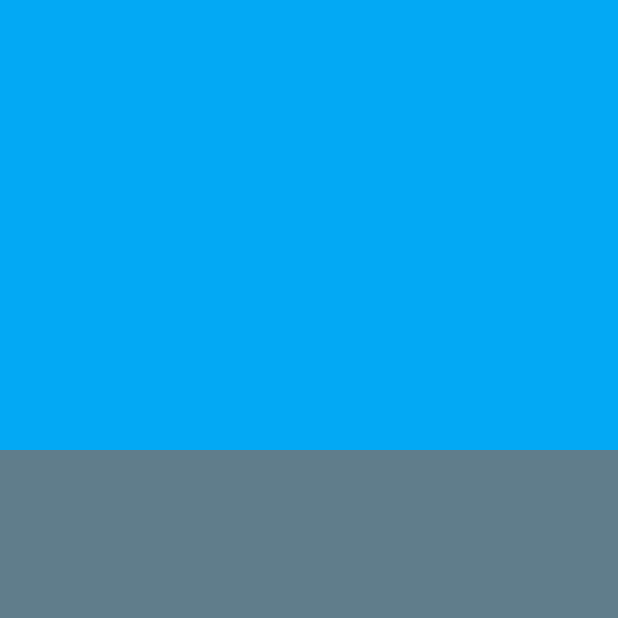
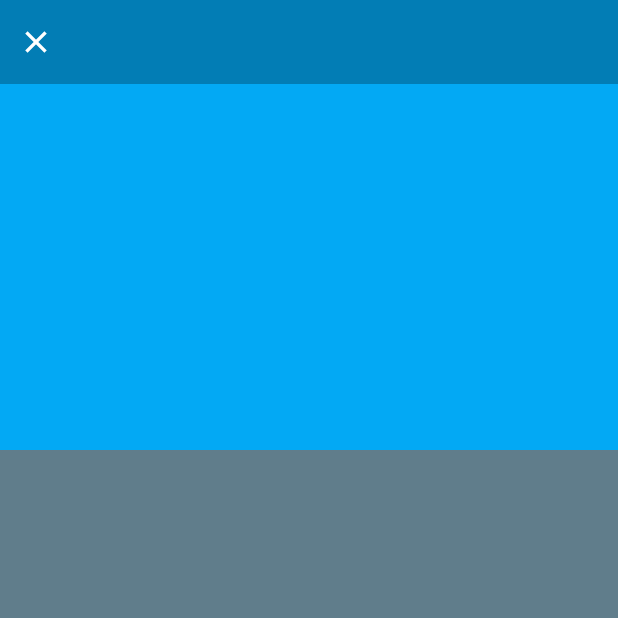
Before and after one commit to Western-parotia/FlutterLadder, a Flutter app: the LoginPage screen opened directly, on a phone screen of 412 x 824 dp, the top half of it. Run offline on Flutter 3.47's test engine with Material 2 defaults, Android fonts, the phone set to English and light mode, and no system bars; our stand-ins replace dio, logger.

```diff
--- a/lib/modules/login/login_page.dart
+++ b/lib/modules/login/login_page.dart
@@ -1,4 +1,5 @@
 import 'package:flutter/material.dart';
+import 'package:flutter/widgets.dart';
 
 class LoginPage extends StatefulWidget {
   const LoginPage({Key? key}) : super(key: key);
@@ -10,16 +11,19 @@ class LoginPage extends StatefulWidget {
 class _LoginPageState extends State<LoginPage> {
   @override
   Widget build(BuildContext context) {
-    return Stack(
+    return Hero(
+      tag: "_logo",
+      child:Scaffold(
+      body: Stack(
       children: <Widget>[
-        Flex(direction: Axis.vertical,
-          children:  <Widget>[
+        Flex(
+          direction: Axis.vertical,
+          children: <Widget>[
             Expanded(
                 flex: 0,
                 child: Container(
                   height: 300,
                   color: Colors.lightBlue,
-
                 )),
             Expanded(
                 flex: 1,
@@ -28,9 +32,26 @@ class _LoginPageState extends State<LoginPage> {
                 )),
           ],
         ),
+        SizedBox(
+          height: 56 + MediaQuery.of(context).padding.top,
+          child: Container(
+            padding: EdgeInsets.only(top: MediaQuery.of(context).padding.top,left:MediaQuery.of(context).padding.left),
+            color: Colors.black26,
+            child:const Align(
+              alignment: Alignment.centerLeft,
+              child:CloseButton(
+                color: Colors.white,
+              ),
+            ) ,
+          ),
+        )
+
 
       ],
+    )
 
+      )
     );
+
   }
 }
```
